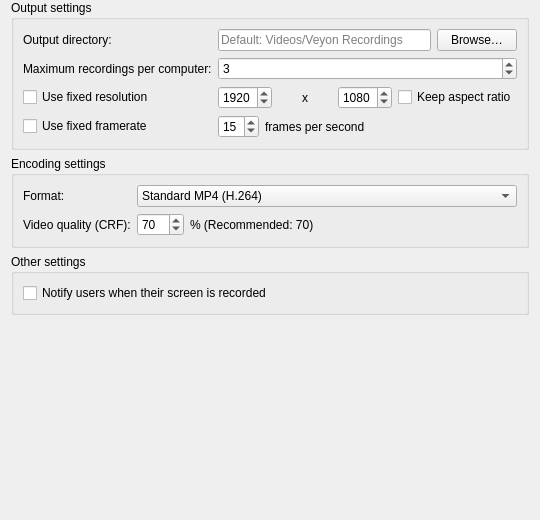
First picture: the form in screen-recorder/ScreenRecorderConfigurationPage.ui, repository YellowZaki/Veyon-Community-Addons, before the edit.
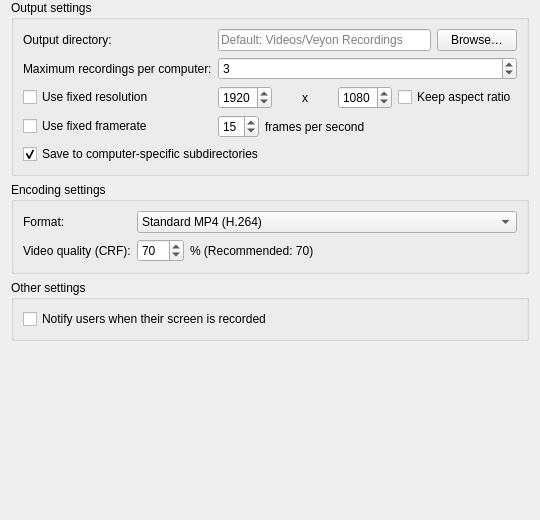
Second picture: the form after the edit.

Commit message: fix(screen-recorder): keep saveToComputerSubdirectories as hidden widget to satisfy UiMapping macro

Diff of the .ui file:
```diff
--- a/screen-recorder/ScreenRecorderConfigurationPage.ui
+++ b/screen-recorder/ScreenRecorderConfigurationPage.ui
@@ -178,6 +178,19 @@
         </item>
        </layout>
       </item>
+      <item row="4" column="0" colspan="2">
+       <widget class="QCheckBox" name="saveToComputerSubdirectories">
+        <property name="visible">
+         <bool>false</bool>
+        </property>
+        <property name="checked">
+         <bool>true</bool>
+        </property>
+        <property name="text">
+         <string>Save to computer-specific subdirectories</string>
+        </property>
+       </widget>
+      </item>
      </layout>
     </widget>
    </item>
```
The commit also changes 2 other files.
